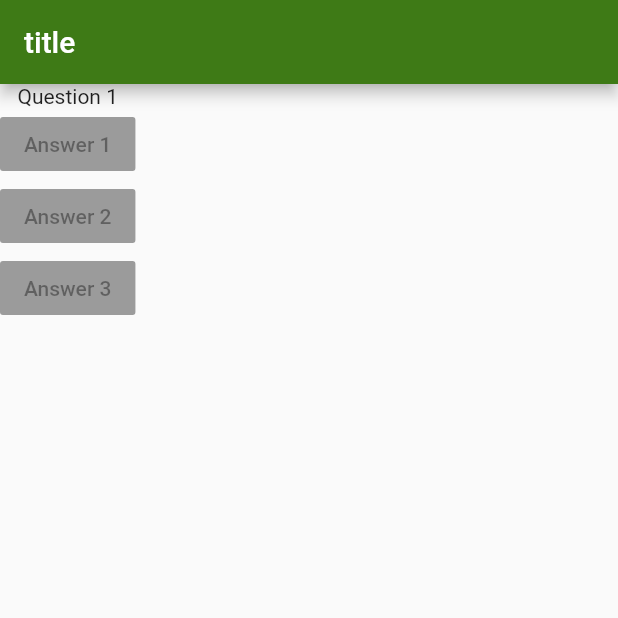
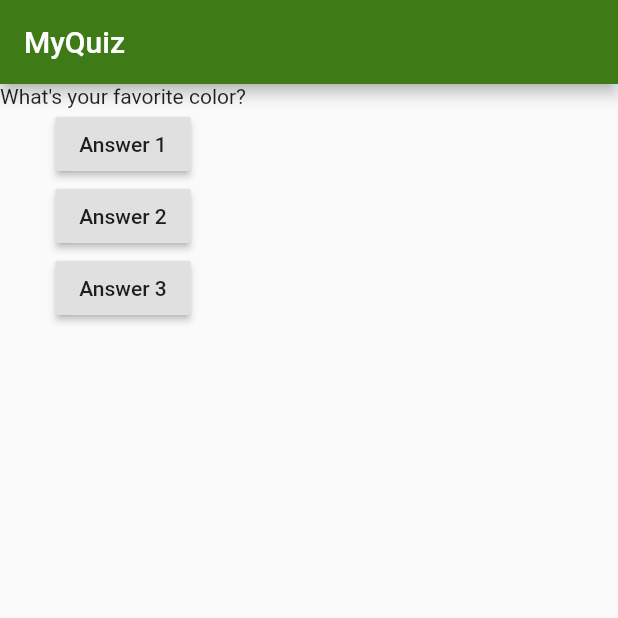
Before and after one commit to jcha0713/flutter_projects, a Flutter app: the screen it shows after launch, on a phone screen of 412 x 824 dp, the top half of it. Run offline on Flutter 3.47's test engine with Material 2 defaults, Android fonts, the phone set to English and light mode, and no system bars.

Commit message:
Add the first StatefulWidget

```diff
--- a/first_app/lib/main.dart
+++ b/first_app/lib/main.dart
@@ -6,28 +6,52 @@ import 'package:flutter/material.dart';
 
 void main() => runApp(MyApp());
 
-class MyApp extends StatelessWidget {
+class MyApp extends StatefulWidget {
+  @override
+  State<StatefulWidget> createState() {
+    // TODO: implement createState
+    return MyAppState();
+  }
+}
+
+class MyAppState extends State<MyApp> {
+  var questionIndex = 0;
+
+  void answerQuestion() {
+    setState(() {
+      questionIndex += 1;
+    });
+    print(questionIndex);
+  }
+
+  var questions = [
+    'What\'s your favorite color?',
+    'What\'s your favorite animal',
+  ];
+
   Widget build(BuildContext context) {
     return MaterialApp(
       home: Scaffold(
         appBar: AppBar(
-          title: Text('title'),
+          title: Text('MyQuiz'),
           backgroundColor: Color.fromRGBO(62, 122, 22, 1),
         ),
         body: Column(
           children: <Widget>[
-            Text('Question 1'),
+            Text(questions[questionIndex]),
             RaisedButton(
               child: Text('Answer 1'),
-              onPressed: null,
+              onPressed: answerQuestion,
             ),
             RaisedButton(
               child: Text('Answer 2'),
-              onPressed: null,
+              onPressed: () => print('Answer 2'),
             ),
             RaisedButton(
               child: Text('Answer 3'),
-              onPressed: null,
+              onPressed: () {
+                print('Answer 3');
+              },
             ),
           ],
         ),
```
